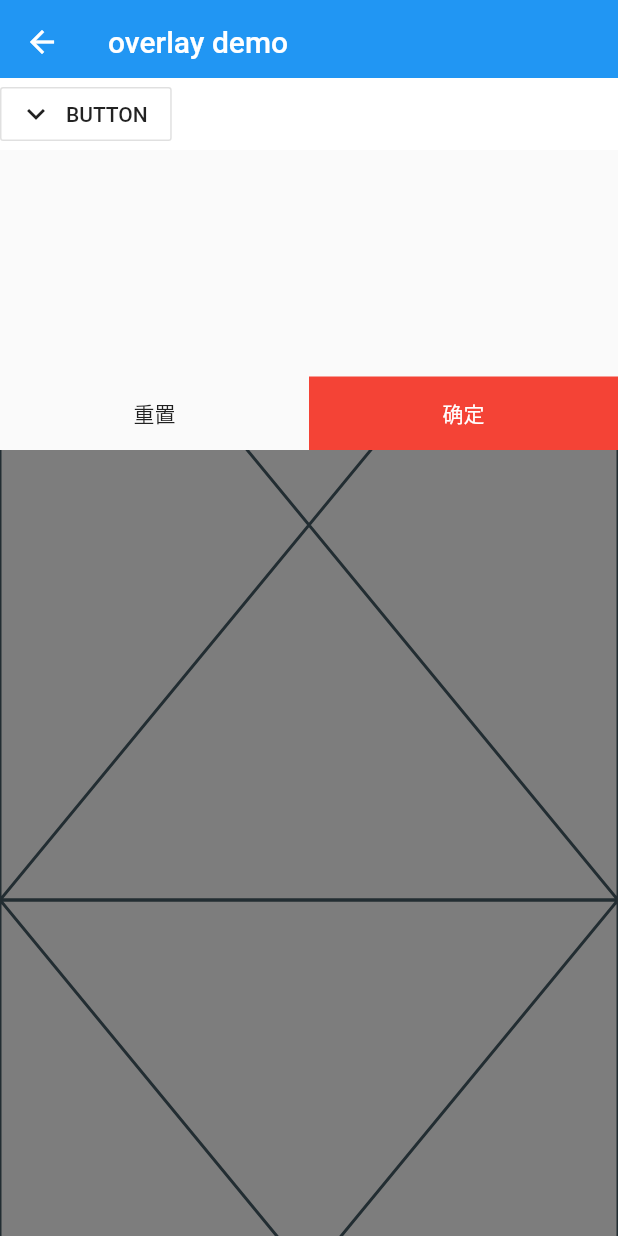
After one commit to lishuhao/sy_flutter_widgets, a Flutter app: the OverlayDemo screen opened directly, after a tap on "BUTTON", on a phone screen of 412 x 824 dp. The commit adds this screen. Run offline on Flutter 3.47's test engine with Material 2 defaults, Android fonts, the phone set to English and light mode, and no system bars; network calls fail.

Commit message:
'experiment widgets' ...

```diff
--- a/example/lib/colorful_divider_demo.dart
+++ b/example/lib/colorful_divider_demo.dart
@@ -56,6 +56,7 @@ class _ColorfulDividerDemoState extends State<ColorfulDividerDemo> {
             ),
           ),
         ],
-        ));
+      ),
+    );
   }
 }
--- /dev/null
+++ b/example/lib/experiments/overlay_demo.dart
@@ -0,0 +1,165 @@
+import 'package:flutter/material.dart';
+
+class OverlayDemo extends StatefulWidget {
+  @override
+  _OverlayDemoState createState() => _OverlayDemoState();
+}
+
+class _OverlayDemoState extends State<OverlayDemo>
+    with TickerProviderStateMixin {
+  GlobalKey _appBarKey = GlobalKey();
+  OverlayEntry _overlayEntry;
+  bool _showOverlay = false;
+
+  AnimationController _controller;
+  CurvedAnimation _animation;
+  double _opacityLevel = 0;
+
+  @override
+  void initState() {
+    super.initState();
+    _controller =
+        AnimationController(vsync: this, duration: Duration(milliseconds: 150));
+    _animation = CurvedAnimation(parent: _controller, curve: Curves.easeOut);
+
+    _controller.addListener(() {
+      Overlay.of(context).setState(() {
+        _opacityLevel = _animation.value;
+      });
+    });
+  }
+
+  @override
+  void dispose() {
+    _controller.dispose();
+    super.dispose();
+  }
+
+  Future<bool> _willBack() async {
+    await Future.delayed(Duration(microseconds: 1));
+    try {
+      _overlayEntry.remove();
+      setState(() {
+        _showOverlay = false;
+      });
+      return false;
+    } catch (e) {
+      return true;
+    }
+  }
+
+  @override
+  Widget build(BuildContext context) {
+    return WillPopScope(
+      onWillPop: _willBack,
+      child: Scaffold(
+        body: CustomScrollView(
+          slivers: <Widget>[
+            SliverAppBar(
+              title: Text('overlay demo'),
+              floating: true,
+              snap: true,
+              expandedHeight: 100,
+              flexibleSpace: Align(
+                key: _appBarKey,
+                alignment: Alignment.bottomLeft,
+                child: Container(
+                  color: Colors.white,
+                  child: Row(
+                    children: <Widget>[
+                      OutlineButton.icon(
+                        label: Text('BUTTON'),
+                        icon: Icon(Icons.expand_more),
+                        onPressed: _onPressed,
+                      ),
+                    ],
+                  ),
+                ),
+              ),
+            ),
+            SliverFixedExtentList(
+              itemExtent: 500,
+              delegate: SliverChildListDelegate(
+                <Widget>[
+                  Placeholder(),
+                  Placeholder(),
+                ],
+              ),
+            )
+          ],
+        ),
+      ),
+    );
+  }
+
+  _onPressed() {
+    if (_overlayEntry == null) {
+      _overlayEntry = _createOverlayEntry();
+    }
+    if (_showOverlay) {
+      _overlayEntry.remove();
+      _controller.reverse();
+    } else {
+      Overlay.of(context).insert(_overlayEntry);
+      _controller.forward();
+    }
+    setState(() {
+      _showOverlay = !_showOverlay;
+    });
+  }
+
+  OverlayEntry _createOverlayEntry() {
+    RenderBox renderBox = _appBarKey.currentContext.findRenderObject();
+    var size = renderBox.size;
+    var offset = renderBox.localToGlobal(Offset.zero);
+    return OverlayEntry(builder: (context) {
+      return Positioned(
+        top: offset.dy + size.height,
+        height: MediaQuery.of(context).size.height,
+        width: MediaQuery.of(context).size.width,
+        child: Opacity(
+          opacity: _opacityLevel,
+          child: Stack(
+            children: [
+              new Container(
+                color: Colors.black54.withOpacity(0.5),
+                child: GestureDetector(
+                  onTap: _onPressed,
+                ),
+              ),
+              Container(
+                height: 200,
+                color: Colors.grey,
+                child: Material(
+                  child: Column(
+                    children: <Widget>[
+                      Spacer(),
+                      Row(
+                        children: <Widget>[
+                          Expanded(
+                            child: Center(child: Text('重置')),
+                          ),
+                          Expanded(
+                            child: Container(
+                              color: Colors.red,
+                              padding: EdgeInsets.all(14.0),
+                              child: Center(
+                                  child: Text(
+                                '确定',
+                                style: TextStyle(color: Colors.white),
+                              )),
+                            ),
+                          ),
+                        ],
+                      )
+                    ],
+                  ),
+                ),
+              )
+            ],
+          ),
+        ),
+      );
+    });
+  }
+}
--- a/example/lib/home.dart
+++ b/example/lib/home.dart
@@ -50,7 +50,7 @@ class _MyHomePageState extends State<MyHomePage> {
               ),
               onPressed: () {
                 Navigator.push(context, MaterialPageRoute(builder: (context) {
-                  return ExperimentHome();
+                  return ExperimentHome(); //实验性质的组件
                 }));
               }),
         ],
```
Also changed, not shown: example/lib/experiments/clip_demo.dart (added, +167 -0 lines), example/lib/experiments/experiment_home.dart (+32 -1 lines), example/lib/experiments/popup_overlay_demo.dart (added, +93 -0 lines), example/lib/experiments/reorderable_grid.dart (+4 -9 lines), example/lib/experiments/reorderable_grid_demo.dart (+5 -6 lines), example/pubspec.lock, pubspec.lock, 7 other files. Lines whose indentation alone changed are shown as unchanged.
